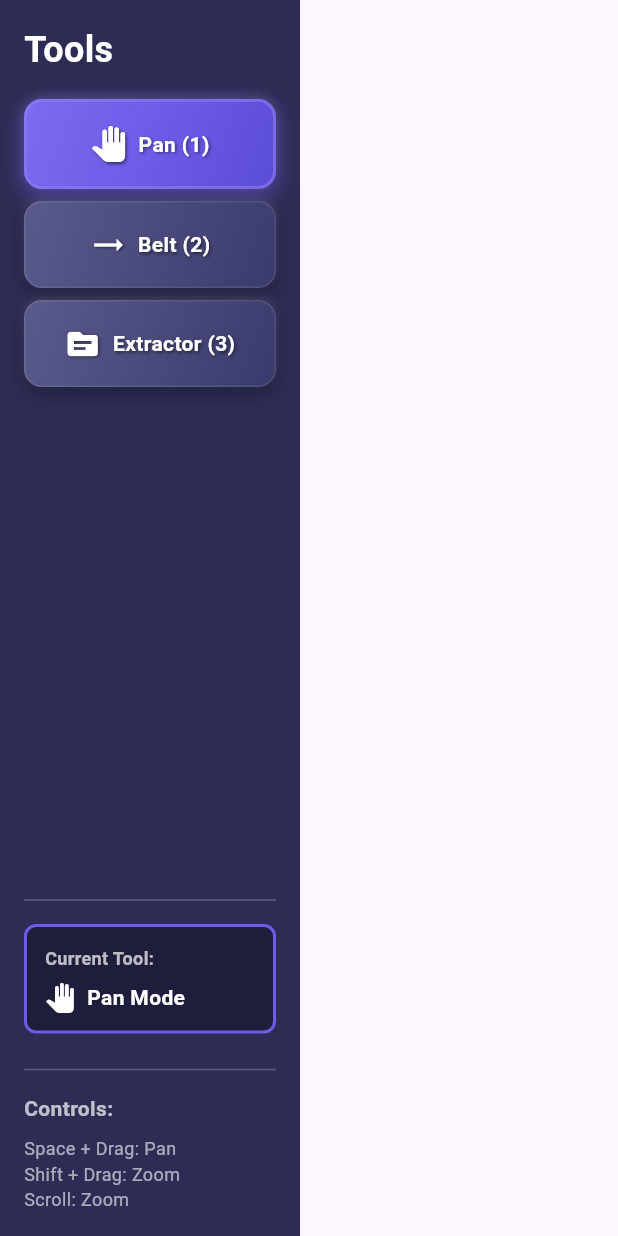
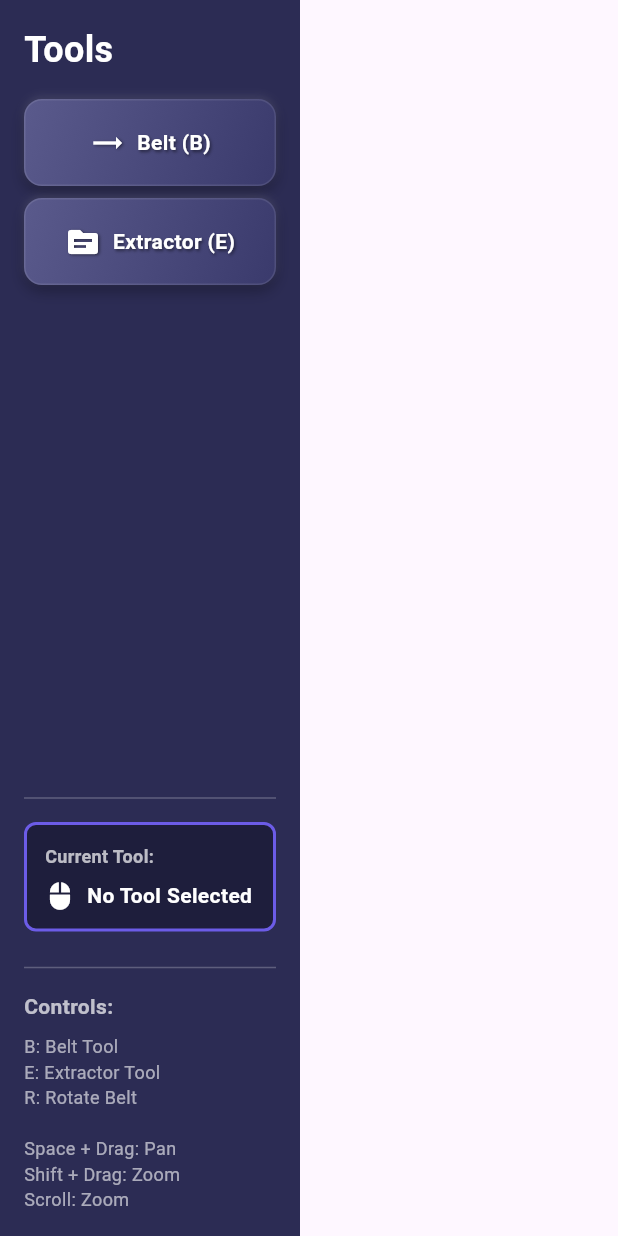
Before and after one commit to flakerimi/multiplex, a Flutter app: the Sidebar widget shown alone on an empty page, opened directly with empty values, on a phone screen of 412 x 824 dp. Run offline on Flutter 3.47's test engine with Material 3 defaults, Android fonts, the phone set to English and light mode, and no system bars; our stand-ins replace get, get_storage; missing offline and left inert: flame, games_api; accounts and stored records are empty.

Commit message:
Add B/E keyboard shortcuts and remove Pan tool from sidebar
Keyboard Shortcuts:
- B: Select Belt tool (in addition to existing "2" key)
- E: Select Extractor tool (in addition to existing "3" key)
- Legacy number keys (1, 2, 3) still work for backwards compatibility

UI Changes:
- Removed "Pan (1)" button from sidebar (pan via Space+Drag still works)
- Updated button labels: "Belt (B)" and "Extractor (E)"
- Updated tool preview: "Pan Mode" → "No Tool Selected"
- Updated Controls section to show new shortcuts:
  * B: Belt Tool
  * E: Extractor Tool
  * R: Rotate Belt

Rationale:
Letter keys are more intuitive and memorable than numbers.
Pan tool button was confusing since clicking it didn't enable pan mode
(panning requires Space+Drag).

Technical Changes:
- input_manager.dart:45-57 - Added keyB and keyE handlers
- sidebar.dart:42-54 - Removed Pan button, updated labels
- sidebar.dart:333 - Changed "Pan Mode" to "No Tool Selected"
- sidebar.dart:155 - Added B/E/R shortcuts to controls display

🤖 Generated with [Claude Code](https://claude.com/claude-code)

Co-Authored-By: Claude <noreply@anthropic.com>

```diff
--- a/lib/game/managers/input_manager.dart
+++ b/lib/game/managers/input_manager.dart
@@ -42,8 +42,14 @@ class InputManager {
   void handleKeyDown(LogicalKeyboardKey key) {
     pressedKeys.add(key);
 
-    // Tool selection
-    if (key == LogicalKeyboardKey.digit1) {
+    // Tool selection with letters
+    if (key == LogicalKeyboardKey.keyB) {
+      selectedTool = Tool.belt;
+    } else if (key == LogicalKeyboardKey.keyE) {
+      selectedTool = Tool.extractor;
+    }
+    // Legacy number shortcuts
+    else if (key == LogicalKeyboardKey.digit1) {
       selectedTool = Tool.none;
     } else if (key == LogicalKeyboardKey.digit2) {
       selectedTool = Tool.belt;
--- a/lib/game/ui/sidebar.dart
+++ b/lib/game/ui/sidebar.dart
@@ -41,22 +41,15 @@ class Sidebar extends StatelessWidget {
           const SizedBox(height: 16),
           _buildToolButton(
             context,
-            icon: Icons.pan_tool,
-            label: 'Pan (1)',
-            tool: Tool.none,
-          ),
-          const SizedBox(height: 8),
-          _buildToolButton(
-            context,
             icon: Icons.trending_flat,
-            label: 'Belt (2)',
+            label: 'Belt (B)',
             tool: Tool.belt,
           ),
           const SizedBox(height: 8),
           _buildToolButton(
             context,
             icon: Icons.source,
-            label: 'Extractor (3)',
+            label: 'Extractor (E)',
             tool: Tool.extractor,
           ),
           // Show unlocked operators
@@ -159,7 +152,7 @@ class Sidebar extends StatelessWidget {
           ),
           const SizedBox(height: 8),
           const Text(
-            'Space + Drag: Pan\nShift + Drag: Zoom\nScroll: Zoom',
+            'B: Belt Tool\nE: Extractor Tool\nR: Rotate Belt\n\nSpace + Drag: Pan\nShift + Drag: Zoom\nScroll: Zoom',
             style: TextStyle(
               color: Colors.white60,
               fontSize: 12,
@@ -417,14 +410,14 @@ class Sidebar extends StatelessWidget {
   }
 
   Widget _buildToolPreview() {
-    String toolName = 'None';
+    String toolName = 'No Tool';
     String directionText = '';
     IconData? icon;
 
     switch (selectedTool) {
       case Tool.none:
-        toolName = 'Pan Mode';
-        icon = Icons.pan_tool;
+        toolName = 'No Tool Selected';
+        icon = Icons.mouse;
         break;
       case Tool.belt:
         toolName = 'Belt';
```
